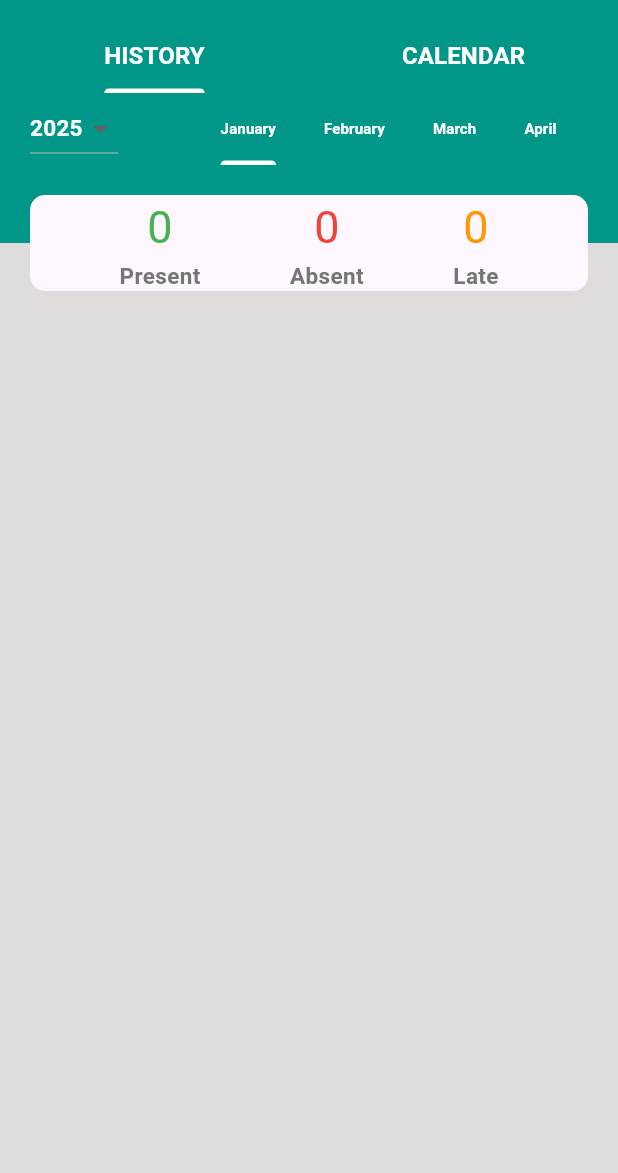
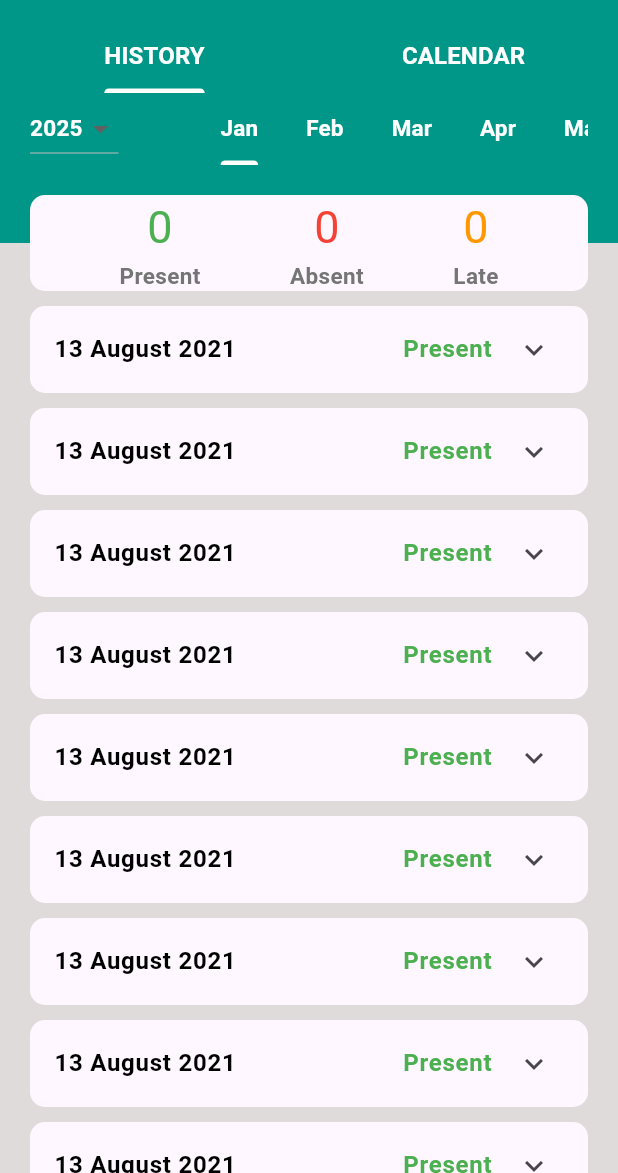
Before and after one commit to arjaymangubat1104/FlutterHRPortal, a Flutter app: the AttendancePage screen opened by its route, on a phone screen of 412 x 824 dp, the part 63-1236 px from its top. Run offline on Flutter 3.47's test engine with Material 3 defaults, Android fonts, the phone set to English and light mode, and no system bars; our stand-ins replace cloud_firestore, date_picker_timeline, firebase_auth, firebase_core, loading_indicator; missing offline and left inert: animated_analog_clock; accounts and stored records are empty.

Commit message:
Update attendance page
-added attendance_history_tile.dart

```diff
--- /dev/null
+++ b/lib/utils/attendace_history_tile.dart
@@ -0,0 +1,143 @@
+import 'package:flutter/material.dart';
+import 'package:provider/provider.dart';
+
+import '../viewmodel/theme_view_model.dart';
+
+class AttendaceHistoryTile extends StatelessWidget {
+  final String date;
+  final String attendanceStatus;
+  final String dropDownDate;
+  final String timeIn;
+  final String timeOut;
+  final String status;
+  Function(String?)? onChanged;
+
+  AttendaceHistoryTile({
+    super.key,
+    required this.date,
+    required this.attendanceStatus,
+    required this.dropDownDate,
+    required this.timeIn,
+    required this.timeOut,
+    required this.status,
+    this.onChanged,
+  });
+
+  @override
+  Widget build(BuildContext context) {
+    final themeViewModel = Provider.of<ThemeViewModel>(context);
+
+    Color changeColor(String value) {
+      switch (value) {
+        case 'Present':
+          return Colors.green;
+        case 'Absent':
+          return Colors.red;
+        case 'Late':
+          return Colors.orange;
+        default:
+          return Colors.black;
+      }
+    }
+
+    return Padding(
+      padding: const EdgeInsets.only(top: 10),
+      child: ClipRRect(
+        borderRadius: BorderRadius.circular(10),
+        child: Material(
+          child: ExpansionTile(
+            title: Row(
+              mainAxisAlignment: MainAxisAlignment.spaceBetween,
+              children: [
+                Text(
+                  date,
+                  style: TextStyle(
+                      fontWeight: FontWeight.bold,
+                      color: themeViewModel.currentTheme.textColor),
+                ),
+                Text(
+                  attendanceStatus,
+                  style: TextStyle(
+                    color: changeColor(attendanceStatus),
+                    fontWeight: FontWeight.bold,
+                  ),
+                )
+              ],
+            ),
+            childrenPadding: EdgeInsets.only(bottom: 15, left: 15),
+            children: [
+              Row(
+                children: [
+                  Text(
+                    'Date:',
+                    style: TextStyle(
+                        color: themeViewModel.currentTheme.themeColor,
+                        fontWeight: FontWeight.bold),
+                  ),
+                  const SizedBox(width: 10),
+                  Text(
+                    dropDownDate,
+                    style: TextStyle(
+                      color: Colors.black,
+                    ),
+                  ),
+                ],
+              ),
+              Row(
+                children: [
+                  Text(
+                    'Time In:',
+                    style: TextStyle(
+                        color: themeViewModel.currentTheme.themeColor,
+                        fontWeight: FontWeight.bold),
+                  ),
+                  const SizedBox(width: 10),
+                  Text(
+                    timeIn,
+                    style: TextStyle(
+                      color: Colors.black,
+                    ),
+                  ),
+                ],
+              ),
+              Row(
+                children: [
+                  Text(
+                    'Time Out:',
+                    style: TextStyle(
+                        color: themeViewModel.currentTheme.themeColor,
+                        fontWeight: FontWeight.bold),
+                  ),
+                  const SizedBox(width: 10),
+                  Text(
+                    timeOut,
+                    style: TextStyle(
+                      color: Colors.black,
+                    ),
+                  ),
+                ],
+              ),
+              Row(
+                children: [
+                  Text(
+                    status,
+                    style: TextStyle(
+                        color: themeViewModel.currentTheme.themeColor,
+                        fontWeight: FontWeight.bold),
+                  ),
+                  const SizedBox(width: 10),
+                  Text(
+                    status,
+                    style: TextStyle(
+                      color: Colors.black,
+                    ),
+                  ),
+                ],
+              ),
+            ],
+          ),
+        ),
+      ),
+    );
+  }
+}
--- a/lib/views/attendance_page.dart
+++ b/lib/views/attendance_page.dart
@@ -1,4 +1,5 @@
 import 'package:flutter/material.dart';
+import 'package:flutter_attendance_system/utils/attendace_history_tile.dart';
 import 'package:provider/provider.dart';
 import 'package:intl/intl.dart';
 
@@ -14,7 +15,8 @@ class AttendancePage extends StatefulWidget {
 class _AttendancePageState extends State<AttendancePage>
     with TickerProviderStateMixin {
   late TabController _tabController, _monthTabController;
-  final List<String> _months = List.generate(12, (index) => DateFormat.MMMM().format(DateTime(0, index + 1)));
+  final List<String> _months = List.generate(
+      12, (index) => DateFormat.MMM().format(DateTime(0, index + 1)));
   final List<int> _years =
       List.generate(10, (index) => DateTime.now().year - index);
   int _selectedYear = DateTime.now().year;
@@ -122,7 +124,7 @@ class _AttendancePageState extends State<AttendancePage>
                               labelColor:
                                   themeViewModel.currentTheme.boxTextColor,
                               labelStyle: TextStyle(
-                                fontSize: 10,
+                                fontSize: 15,
                                 fontWeight: FontWeight.bold,
                               ),
                             ),
@@ -195,7 +197,21 @@ class _AttendancePageState extends State<AttendancePage>
                             ],
                           ),
                         ),
-                      )
+                      ),
+                      ListView.builder(
+                        shrinkWrap: true,
+                        itemCount: 20,
+                        itemBuilder: (context, index) {
+                          return AttendaceHistoryTile(
+                            date: '13 August 2021',
+                            attendanceStatus: 'Present',
+                            dropDownDate: 'Tuesday, 13 August 2021',
+                            timeIn: '08:00 AM',
+                            timeOut: '05:00 PM',
+                            status: 'On Time',
+                          );
+                        },
+                      ),
                     ],
                   ))
             ],
@@ -248,8 +264,8 @@ class _AttendancePageState extends State<AttendancePage>
                               children: [
                                 Text(
                                   '0',
-                                  style:
-                                      TextStyle(fontSize: 30, color: Colors.red),
+                                  style: TextStyle(
+                                      fontSize: 30, color: Colors.red),
                                 ),
                                 Text(
                                   'Absent',
```
